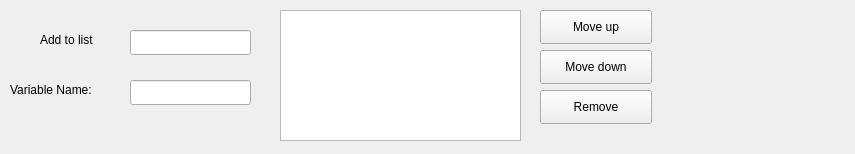
The window that usetem/extensions/forList/forList.ui (LeBeauGroup/usetem) describes before a commit, drawn with Qt 5.
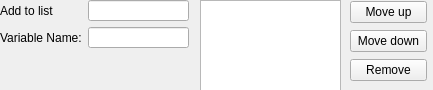
The same window after the commit.

```diff
--- a/usetem/extensions/forList/forList.ui
+++ b/usetem/extensions/forList/forList.ui
@@ -6,111 +6,101 @@
    <rect>
     <x>0</x>
     <y>0</y>
-    <width>855</width>
-    <height>154</height>
+    <width>433</width>
+    <height>90</height>
    </rect>
   </property>
   <property name="windowTitle">
    <string>Form</string>
   </property>
-  <widget class="QLineEdit" name="listItemsAdd">
-   <property name="enabled">
-    <bool>true</bool>
-   </property>
-   <property name="geometry">
-    <rect>
-     <x>130</x>
-     <y>30</y>
-     <width>121</width>
-     <height>25</height>
-    </rect>
-   </property>
-  </widget>
   <widget class="QListWidget" name="listItemsView">
    <property name="geometry">
     <rect>
-     <x>280</x>
-     <y>10</y>
-     <width>241</width>
-     <height>131</height>
+     <x>200</x>
+     <y>0</y>
+     <width>141</width>
+     <height>91</height>
     </rect>
    </property>
   </widget>
-  <widget class="QPushButton" name="moveListItemUpButton">
+  <widget class="QWidget" name="">
    <property name="geometry">
     <rect>
-     <x>540</x>
-     <y>10</y>
-     <width>112</width>
-     <height>34</height>
+     <x>0</x>
+     <y>0</y>
+     <width>189</width>
+     <height>48</height>
     </rect>
    </property>
-   <property name="text">
-    <string>Move up</string>
-   </property>
+   <layout class="QGridLayout" name="gridLayout">
+    <item row="0" column="0">
+     <widget class="QLabel" name="label">
+      <property name="text">
+       <string>Add to list</string>
+      </property>
+     </widget>
+    </item>
+    <item row="0" column="1">
+     <widget class="QLineEdit" name="listItemsAdd">
+      <property name="enabled">
+       <bool>true</bool>
+      </property>
+     </widget>
+    </item>
+    <item row="1" column="0">
+     <widget class="QLabel" name="label_2">
+      <property name="text">
+       <string>Variable Name:</string>
+      </property>
+     </widget>
+    </item>
+    <item row="1" column="1">
+     <widget class="QLineEdit" name="variableNameEdit"/>
+    </item>
+   </layout>
   </widget>
-  <widget class="QPushButton" name="moveListItemDownButton">
+  <widget class="QWidget" name="">
    <property name="geometry">
     <rect>
-     <x>540</x>
-     <y>50</y>
-     <width>112</width>
-     <height>34</height>
+     <x>350</x>
+     <y>0</y>
+     <width>77</width>
+     <height>83</height>
     </rect>
    </property>
-   <property name="text">
-    <string>Move down</string>
-   </property>
+   <layout class="QVBoxLayout" name="verticalLayout">
+    <item>
+     <widget class="QPushButton" name="moveListItemUpButton">
+      <property name="text">
+       <string>Move up</string>
+      </property>
+     </widget>
+    </item>
+    <item>
+     <widget class="QPushButton" name="moveListItemDownButton">
+      <property name="text">
+       <string>Move down</string>
+      </property>
+     </widget>
+    </item>
+    <item>
+     <widget class="QPushButton" name="removeListItemUpButton">
+      <property name="text">
+       <string>Remove</string>
+      </property>
+     </widget>
+    </item>
+   </layout>
   </widget>
-  <widget class="QLabel" name="label">
-   <property name="geometry">
-    <rect>
-     <x>40</x>
-     <y>30</y>
-     <width>81</width>
-     <height>19</height>
-    </rect>
-   </property>
-   <property name="text">
-    <string>Add to list</string>
-   </property>
-  </widget>
-  <widget class="QLabel" name="label_2">
-   <property name="geometry">
-    <rect>
-     <x>10</x>
-     <y>80</y>
-     <width>111</width>
-     <height>19</height>
-    </rect>
-   </property>
-   <property name="text">
-    <string>Variable Name:</string>
-   </property>
-  </widget>
-  <widget class="QLineEdit" name="variableNameEdit">
-   <property name="geometry">
-    <rect>
-     <x>130</x>
-     <y>80</y>
-     <width>121</width>
-     <height>25</height>
-    </rect>
-   </property>
-  </widget>
-  <widget class="QPushButton" name="removeListItemUpButton">
-   <property name="geometry">
-    <rect>
-     <x>540</x>
-     <y>90</y>
-     <width>112</width>
-     <height>34</height>
-    </rect>
-   </property>
-   <property name="text">
-    <string>Remove</string>
-   </property>
-  </widget>
+  <zorder>listItemsAdd</zorder>
+  <zorder>listItemsView</zorder>
+  <zorder>moveListItemUpButton</zorder>
+  <zorder>moveListItemDownButton</zorder>
+  <zorder>label</zorder>
+  <zorder>label_2</zorder>
+  <zorder>variableNameEdit</zorder>
+  <zorder>removeListItemUpButton</zorder>
+  <zorder>moveListItemDownButton</zorder>
  </widget>
  <resources/>
  <connections/>
```
